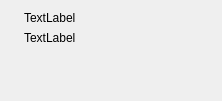
This is plugins/popup/popupwin.ui in xjohncz/saje as Qt 5 draws it before an edit. The edited form follows.
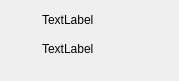
This is the edited form. Icons and pictures are not drawn.

What changed in the file:
```diff
--- a/plugins/popup/popupwin.ui
+++ b/plugins/popup/popupwin.ui
@@ -5,14 +5,17 @@
    <rect>
     <x>0</x>
     <y>0</y>
-    <width>222</width>
-    <height>101</height>
+    <width>179</width>
+    <height>81</height>
    </rect>
   </property>
   <property name="windowTitle" >
    <string>PopupWin</string>
   </property>
-  <layout class="QHBoxLayout" name="horizontalLayout" >
+  <layout class="QVBoxLayout" name="verticalLayout" >
+   <property name="margin" >
+    <number>4</number>
+   </property>
    <item>
     <layout class="QGridLayout" name="gridLayout" >
      <item row="0" column="2" >
@@ -41,8 +44,14 @@
        </property>
       </widget>
      </item>
-     <item row="0" column="0" >
+     <item row="0" column="1" >
       <widget class="QLabel" name="lblSidebar" >
+       <property name="minimumSize" >
+        <size>
+         <width>32</width>
+         <height>32</height>
+        </size>
+       </property>
        <property name="maximumSize" >
         <size>
          <width>32</width>
```
